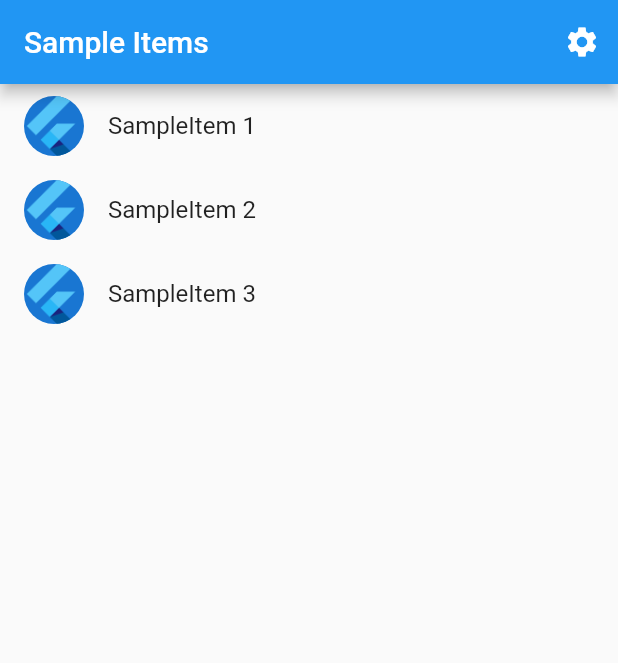
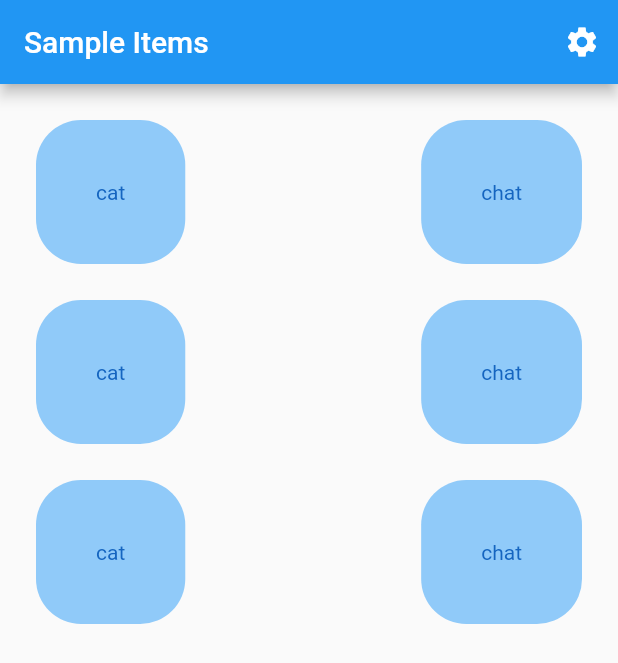
Before and after one commit to Pavel418/Words-Learning-App-Flutter, a Flutter app: the screen it shows after launch, on a phone screen of 412 x 824 dp. Shown: the top 663 px of the screen. Run offline on Flutter 3.47's test engine with Material 2 defaults, Android fonts, the phone set to English and light mode, and no system bars; generated files the repository leaves out were written again.

Commit message:
added simple words pairs

```diff
--- a/words_learning_app/lib/src/sample_feature/sample_item.dart
+++ /dev/null
@@ -1,6 +0,0 @@
-/// A placeholder class that represents an entity or model.
-class SampleItem {
-  const SampleItem(this.id);
-
-  final int id;
-}
--- a/words_learning_app/lib/src/sample_feature/sample_item_list_view.dart
+++ /dev/null
@@ -1,71 +0,0 @@
-import 'package:flutter/material.dart';
-
-import '../settings/settings_view.dart';
-import 'sample_item.dart';
-import 'sample_item_details_view.dart';
-
-/// Displays a list of SampleItems.
-class SampleItemListView extends StatelessWidget {
-  const SampleItemListView({
-    super.key,
-    this.items = const [SampleItem(1), SampleItem(2), SampleItem(3)],
-  });
-
-  static const routeName = '/';
-
-  final List<SampleItem> items;
-
-  @override
-  Widget build(BuildContext context) {
-    return Scaffold(
-      appBar: AppBar(
-        title: const Text('Sample Items'),
-        actions: [
-          IconButton(
-            icon: const Icon(Icons.settings),
-            onPressed: () {
-              // Navigate to the settings page. If the user leaves and returns
-              // to the app after it has been killed while running in the
-              // background, the navigation stack is restored.
-              Navigator.restorablePushNamed(context, SettingsView.routeName);
-            },
-          ),
-        ],
-      ),
-
-      // To work with lists that may contain a large number of items, it’s best
-      // to use the ListView.builder constructor.
-      //
-      // In contrast to the default ListView constructor, which requires
-      // building all Widgets up front, the ListView.builder constructor lazily
-      // builds Widgets as they’re scrolled into view.
-      body: ListView.builder(
-        // Providing a restorationId allows the ListView to restore the
-        // scroll position when a user leaves and returns to the app after it
-        // has been killed while running in the background.
-        restorationId: 'sampleItemListView',
-        itemCount: items.length,
-        itemBuilder: (BuildContext context, int index) {
-          final item = items[index];
-
-          return ListTile(
-            title: Text('SampleItem ${item.id}'),
-            leading: const CircleAvatar(
-              // Display the Flutter Logo image asset.
-              foregroundImage: AssetImage('assets/images/flutter_logo.png'),
-            ),
-            onTap: () {
-              // Navigate to the details page. If the user leaves and returns to
-              // the app after it has been killed while running in the
-              // background, the navigation stack is restored.
-              Navigator.restorablePushNamed(
-                context,
-                SampleItemDetailsView.routeName,
-              );
-            }
-          );
-        },
-      ),
-    );
-  }
-}
--- /dev/null
+++ b/words_learning_app/lib/src/word_pair.dart
@@ -0,0 +1,7 @@
+class WordPair {
+  WordPair(this.englishWord, this.frenchWord);
+
+  final String englishWord;
+  final String frenchWord;
+  int priority = 0;
+}
--- /dev/null
+++ b/words_learning_app/lib/src/word_pairs/word.dart
@@ -0,0 +1,54 @@
+import 'package:flutter/material.dart';
+
+enum ButtonState { choosen, mistake, correct, unchoosen }
+
+class Word extends StatefulWidget {
+  const Word({super.key, required this.word});
+
+  final String word;
+
+  @override
+  State<Word> createState() => _WordState();
+}
+
+class _WordState extends State<Word> {
+  MaterialColor _containerColor = Colors.blue; // Initial color
+  ButtonState state = ButtonState.unchoosen;
+
+  void _changeColor() {
+    setState(() {
+      switch (state) {
+        case ButtonState.choosen:
+          _containerColor = Colors.blue;
+          break;
+        case ButtonState.mistake:
+          _containerColor = Colors.red;
+          break;
+        case ButtonState.correct:
+          _containerColor = Colors.green;
+          break;
+        case ButtonState.unchoosen:
+          _containerColor = Colors.grey;
+          break;
+      }
+    });
+  }
+
+  @override
+  Widget build(BuildContext context) {
+    return GestureDetector(
+      onTap: _changeColor,
+      child: Container(
+        padding: const EdgeInsets.all(40.0),
+        decoration: BoxDecoration(
+          color: _containerColor[200],
+          borderRadius: BorderRadius.circular(30.0),
+        ),
+        child: Text(
+          widget.word,
+          style: TextStyle(color: _containerColor[800]),
+        ),
+      ),
+    );
+  }
+}
--- /dev/null
+++ b/words_learning_app/lib/src/word_pairs/word_pair_line.dart
@@ -0,0 +1,24 @@
+import 'package:flutter/material.dart';
+import 'word.dart';
+
+class WordPairLine extends StatefulWidget {
+  const WordPairLine({super.key});
+
+  @override
+  State<WordPairLine> createState() => _WordPairLineState();
+}
+
+class _WordPairLineState extends State<WordPairLine> {
+  @override
+  Widget build(BuildContext context) {
+    return Row(
+      children: const [
+        Padding(padding: EdgeInsets.symmetric(horizontal: 12.0)),
+        Word(word: "cat"),
+        Spacer(),
+        Word(word: "chat"),
+        Padding(padding: EdgeInsets.symmetric(horizontal: 12.0)),
+      ],
+    );
+  }
+}
--- /dev/null
+++ b/words_learning_app/lib/src/word_pairs/word_pair_list_view.dart
@@ -0,0 +1,42 @@
+import 'package:flutter/material.dart';
+
+import '../settings/settings_view.dart';
+import '../word_pair.dart';
+import 'word_pair_line.dart';
+
+class WordPairListView extends StatelessWidget {
+  WordPairListView({super.key});
+
+  static const routeName = '/';
+  final List<WordPair> items = [];
+
+  @override
+  Widget build(BuildContext context) {
+    return Scaffold(
+      appBar: AppBar(
+        title: const Text('Sample Items'),
+        actions: [
+          IconButton(
+            icon: const Icon(Icons.settings),
+            onPressed: () {
+              // Navigate to the settings page. If the user leaves and returns
+              // to the app after it has been killed while running in the
+              // background, the navigation stack is restored.
+              Navigator.restorablePushNamed(context, SettingsView.routeName);
+            },
+          ),
+        ],
+      ),
+      body: Column(
+        children: const [
+          Padding(padding: EdgeInsets.symmetric(vertical: 12.0)),
+          WordPairLine(),
+          Padding(padding: EdgeInsets.symmetric(vertical: 12.0)),
+          WordPairLine(),
+          Padding(padding: EdgeInsets.symmetric(vertical: 12.0)),
+          WordPairLine(),
+        ],
+      ),
+    );
+  }
+}
```
Also changed, not shown: words_learning_app/lib/src/app.dart (+3 -6 lines), words_learning_app/lib/src/sample_feature/sample_item_details_view.dart (deleted, +0 -20 lines).
